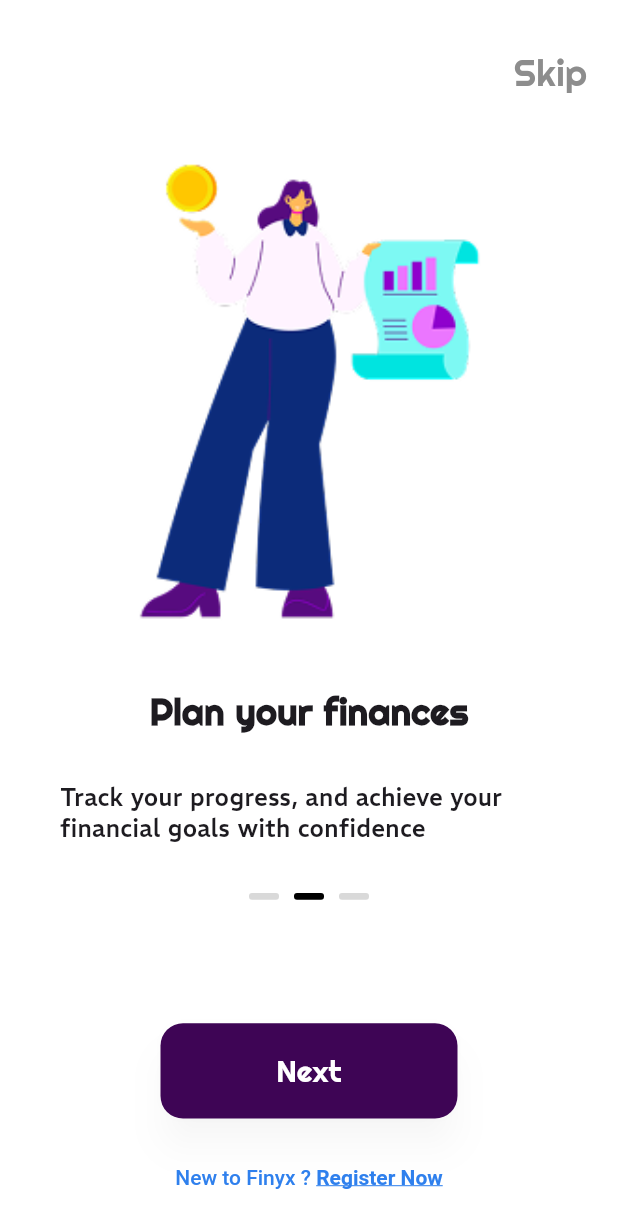
After one commit to rababhamdyy-SmartFinancialManagement/finyx_mobile_app, a Flutter app: the screen it shows after launch, after a tap on "Next", on a phone screen of 412 x 824 dp. The commit adds this screen. Shown: the top 1228 px of the screen. Run offline on Flutter 3.47's test engine with Material 3 defaults, Android fonts, the light colour scheme and no system bars.

Commit message:
make page animation

```diff
--- a/lib/main.dart
+++ b/lib/main.dart
@@ -14,8 +14,8 @@ class MyApp extends StatelessWidget {
     return MaterialApp(
       debugShowCheckedModeBanner: false,
       theme: ThemeData(scaffoldBackgroundColor: Colors.white),
-      initialRoute: AppRoutes.splash, //Set start page
-      routes: AppRoutes.routes,
+      initialRoute: '/', //set start page
+      onGenerateRoute: AppRoutes.generateRoute,
 
     );
   }
--- a/lib/routes/app_routes.dart
+++ b/lib/routes/app_routes.dart
@@ -1,24 +1,23 @@
+import 'package:finyx_mobile_app/views/auth/login_view.dart';
+import 'package:finyx_mobile_app/views/auth/sign_up_view.dart';
+import 'package:finyx_mobile_app/views/intro/onboarding_view.dart';
 import 'package:flutter/material.dart';
 import 'package:finyx_mobile_app/views/intro/splash_view.dart';
-import 'package:finyx_mobile_app/views/intro/onboarding_view.dart';
-import 'package:finyx_mobile_app/views/auth/login_view.dart';
-import 'package:finyx_mobile_app/views/auth/sign_up_view.dart';
 
 class AppRoutes {
-  static const String splash = '/';
-  static const String onboardingScreen = '/onboardingScreen';
-  static const String login = '/login';
-  static const String signUp = '/sign_up';
+  static final Map<String, WidgetBuilder> routes = {
+    '/': (_) => SplashScreen(),
+    '/onboarding': (_) => OnboardingScreen(),
+    '/login': (_) => LoginScreen(),
+    '/sign_up': (_) => SignUpScreen(),
+  };
 
-  static Map<String, WidgetBuilder> get routes {
-    return {
-      splash: (context) => SplashScreen(),
-      onboardingScreen: (context) {
-        final int currentIndex = ModalRoute.of(context)?.settings.arguments as int? ?? 0;
-        return OnboardingScreen(currentIndex: currentIndex);
-      },
-      login: (context) => LoginScreen(),
-      signUp: (context) => SignUpScreen(),
-    };
+  static Route<dynamic> generateRoute(RouteSettings settings) {
+    final builder = routes[settings.name];
+    return MaterialPageRoute(
+      builder: builder ?? (_) => Scaffold(
+        body: Center(child: Text('Page Not Found')),
+      ),
+    );
   }
 }
--- a/lib/views/intro/onboarding_view.dart
+++ b/lib/views/intro/onboarding_view.dart
@@ -1,59 +1,57 @@
+import 'package:finyx_mobile_app/widgets/intro/onboard_step_widget.dart';
+import 'package:finyx_mobile_app/models/onboarding_model.dart';
 import 'package:flutter/material.dart';
-import 'package:finyx_mobile_app/models/onboarding_model.dart';
-import 'package:finyx_mobile_app/widgets/shared/button_widget.dart';
-import 'package:finyx_mobile_app/widgets/shared/greeting_message_widget.dart';
-import 'package:finyx_mobile_app/widgets/shared/greeting_widget.dart';
-import 'package:finyx_mobile_app/widgets/indicator_widget.dart';
-import 'package:finyx_mobile_app/widgets/shared/register_text_widget.dart';
-import 'package:finyx_mobile_app/widgets/skip_widget.dart';
 
-class OnboardingScreen extends StatelessWidget {
-  final int currentIndex;
 
-  const OnboardingScreen({required this.currentIndex, super.key});
+class OnboardingScreen extends StatefulWidget {
+  const OnboardingScreen({super.key});
+
+  @override
+  OnboardingScreenState createState() => OnboardingScreenState();
+}
+
+class OnboardingScreenState extends State<OnboardingScreen> {
+  final PageController _pageController = PageController();
+  int _currentIndex = 0;
+
+  void _nextPage() {
+    if (_currentIndex < OnboardingPageModel.pages.length - 1) {
+      _pageController.nextPage(
+        duration: Duration(milliseconds: 500),
+        curve: Curves.easeInOut,
+      );
+    } else {
+      Navigator.pushReplacementNamed(context, '/login');
+    }
+  }
 
   @override
   Widget build(BuildContext context) {
-    final screenSize = MediaQuery.sizeOf(context);
-    final page = OnboardingPageModel.pages[currentIndex];
-    final bool isLastPage =
-        currentIndex == OnboardingPageModel.pages.length - 1;
-
     return Scaffold(
       body: SafeArea(
         child: Column(
-          mainAxisAlignment: MainAxisAlignment.spaceEvenly,
           children: [
-            if (!isLastPage) const SkipWidget(),
-            Image.asset(
-              page.imageAsset,
-              width: screenSize.width * 0.8,
-              height: screenSize.height * 0.4,
-              fit: BoxFit.contain,
+            Expanded(
+              child: PageView.builder(
+                controller: _pageController,
+                onPageChanged: (index) {
+                  setState(() {
+                    _currentIndex = index;
+                  });
+                },
+                itemCount: OnboardingPageModel.pages.length,
+                itemBuilder: (context, index) {
+                  final page = OnboardingPageModel.pages[index];
+                  final bool isLastPage = index == OnboardingPageModel.pages.length - 1;
+
+                  return OnboardingStep(
+                    page: page,
+                    isLastPage: isLastPage,
+                    onNext: _nextPage,
+                  );
+                },
+              ),
             ),
-            GreetingWidget(greetingText: page.greetingText, fontSize: 30),
-            GreetingMessageWidget(greetingMessage: page.messageText),
-            Indicator(selectedIndex: page.indicatorIndex),
-            const SizedBox(height: 20),
-            ButtonWidget(
-              text: page.buttonText,
-              width: 198,
-              height: 53,
-              onPressed: () {
-                if (!isLastPage) {
-                  Navigator.push(
-                    context,
-                    MaterialPageRoute(
-                      builder: (context) =>
-                          OnboardingScreen(currentIndex: currentIndex + 1),
-                    ),
-                  );
-                } else {
-                  Navigator.pushReplacementNamed(context, '/login');
-                }
-              },
-            ),
-            const RegisterText(),
           ],
         ),
       ),
--- a/lib/views/intro/splash_view.dart
+++ b/lib/views/intro/splash_view.dart
@@ -1,6 +1,6 @@
 import 'package:flutter/material.dart';
 import 'package:flutter/scheduler.dart';
-import 'package:finyx_mobile_app/widgets/finyx_widget.dart';
+import 'package:finyx_mobile_app/widgets/intro/finyx_widget.dart';
 
 class SplashScreen extends StatelessWidget {
   const SplashScreen({super.key});
@@ -11,7 +11,7 @@ class SplashScreen extends StatelessWidget {
     SchedulerBinding.instance.addPostFrameCallback((_) {
       Future.delayed(Duration(seconds: 3), () {
         if (context.mounted) {
-          Navigator.pushReplacementNamed(context, '/onboardingScreen');
+          Navigator.pushReplacementNamed(context, '/onboarding');
         }
       });
     });
@@ -25,7 +25,7 @@ class SplashScreen extends StatelessWidget {
     return GestureDetector(
       onTap: () {
         if (context.mounted) {
-          Navigator.pushReplacementNamed(context, '/onboardingScreen');
+          Navigator.pushReplacementNamed(context, '/onboarding');
         }
       },
       child: Scaffold(
--- /dev/null
+++ b/lib/widgets/intro/onboard_step_widget.dart
@@ -0,0 +1,50 @@
+import 'package:finyx_mobile_app/models/onboarding_model.dart';
+import 'package:finyx_mobile_app/widgets/shared/button_widget.dart';
+import 'package:finyx_mobile_app/widgets/shared/greeting_message_widget.dart';
+import 'package:finyx_mobile_app/widgets/shared/greeting_widget.dart';
+import 'package:finyx_mobile_app/widgets/intro/indicator_widget.dart';
+import 'package:finyx_mobile_app/widgets/shared/register_text_widget.dart';
+import 'package:finyx_mobile_app/widgets/intro/skip_widget.dart';
+import 'package:flutter/material.dart';
+
+class OnboardingStep extends StatelessWidget {
+  final OnboardingPageModel page;
+  final bool isLastPage;
+  final VoidCallback onNext;
+
+  const OnboardingStep({
+    required this.page,
+    required this.isLastPage,
+    required this.onNext,
+    super.key,
+  });
+
+  @override
+  Widget build(BuildContext context) {
+    final screenSize = MediaQuery.sizeOf(context);
+
+    return Column(
+      mainAxisAlignment: MainAxisAlignment.spaceEvenly,
+      children: [
+        if (!isLastPage) const SkipWidget(),
+        Image.asset(
+          page.imageAsset,
+          width: screenSize.width * 0.8,
+          height: screenSize.height * 0.4,
+          fit: BoxFit.contain,
+        ),
+        GreetingWidget(greetingText: page.greetingText, fontSize: 30),
+        GreetingMessageWidget(greetingMessage: page.messageText),
+        Indicator(selectedIndex: page.indicatorIndex),
+        const SizedBox(height: 20),
+        ButtonWidget(
+          text: page.buttonText,
+          width: 198,
+          height: 53,
+          onPressed: onNext,
+        ),
+        const RegisterText(),
+      ],
+    );
+  }
+}
--- a/pubspec.yaml
+++ b/pubspec.yaml
@@ -30,6 +30,7 @@ environment:
 dependencies:
   flutter:
     sdk: flutter
+  animations: ^2.0.7
 
   # The following adds the Cupertino Icons font to your application.
   # Use with the CupertinoIcons class for iOS style icons.
```
Also changed, not shown: lib/models/onboarding_model.dart (+7 -18 lines), lib/widgets/intro/finyx_widget.dart (renamed from lib/widgets/finyx_widget.dart), lib/widgets/intro/indicator_widget.dart (renamed from lib/widgets/indicator_widget.dart), lib/widgets/intro/skip_widget.dart (renamed from lib/widgets/skip_widget.dart), pubspec.lock.
